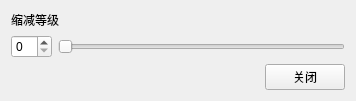
First picture: the form in mainwindow/CutColor.ui, repository Narthill/Image_processing, before the edit.
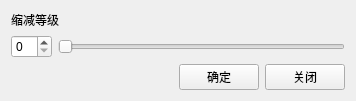
Second picture: the form after the edit.

Patch:
```diff
--- a/mainwindow/CutColor.ui
+++ b/mainwindow/CutColor.ui
@@ -56,6 +56,13 @@
          </property>
         </spacer>
        </item>
+       <item>
+        <widget class="QPushButton" name="sureBtn">
+         <property name="text">
+          <string>确定</string>
+         </property>
+        </widget>
+       </item>
        <item>
         <widget class="QPushButton" name="closeBtn">
          <property name="text">
```
